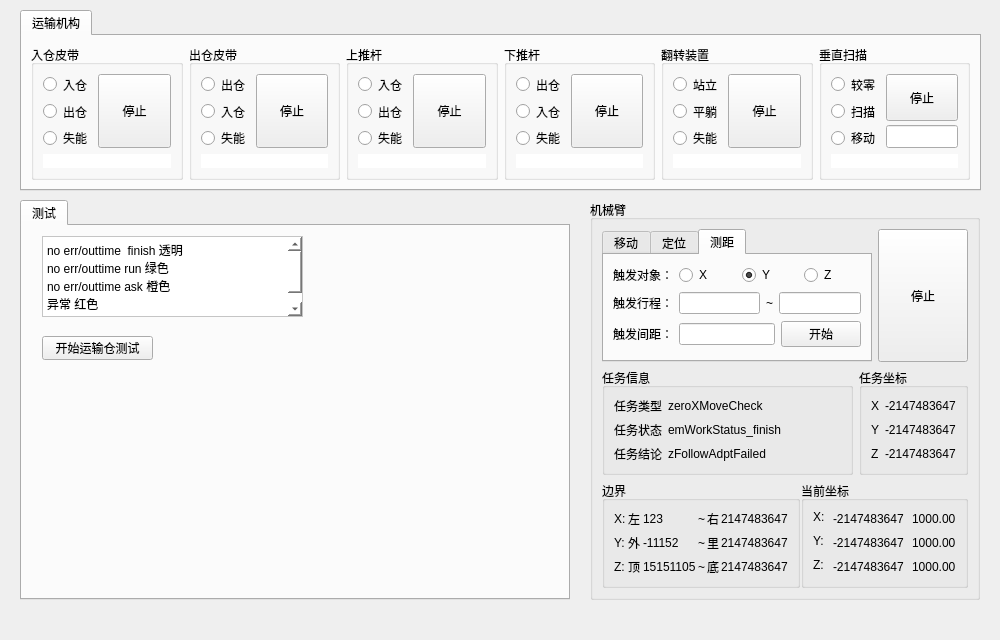
First picture: the form in form/formctrl.ui, repository KingChenFY/ZW_JiXieBiTool, before the edit.
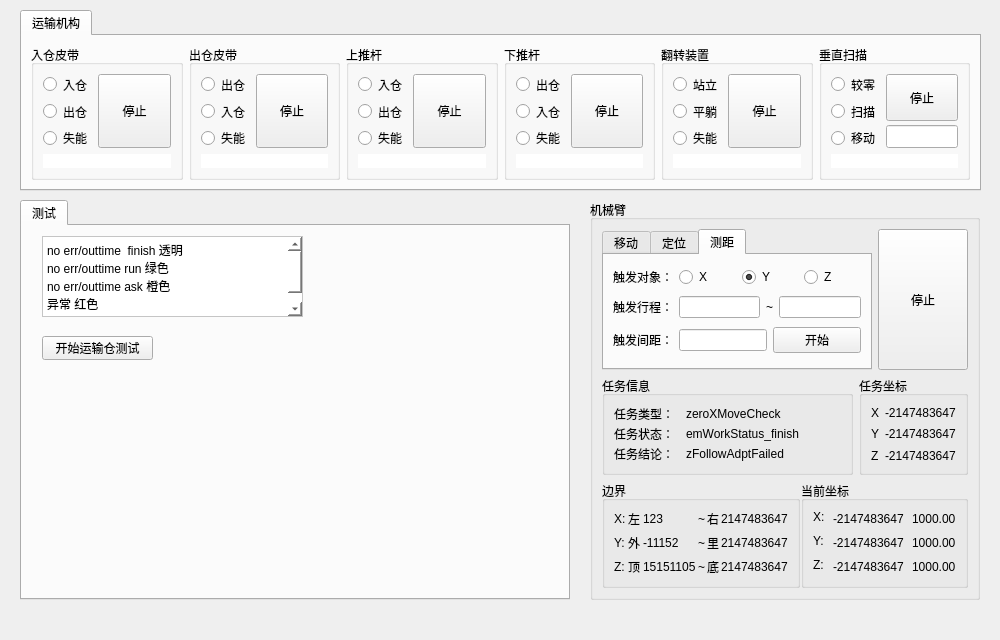
Second picture: the form after the edit. Custom widgets are drawn as their Qt base class.

Diff of the .ui file:
```diff
--- a/form/formctrl.ui
+++ b/form/formctrl.ui
@@ -538,7 +538,7 @@
            </layout>
           </item>
           <item>
-           <layout class="QHBoxLayout" name="horizontalLayout_10">
+           <layout class="QHBoxLayout" name="horizontalLayout_10" stretch="1,2,2">
             <item>
              <widget class="QLabel" name="label_6">
               <property name="text">
@@ -585,26 +585,32 @@
          <string>任务信息</string>
         </property>
         <layout class="QHBoxLayout" name="hlay_xyzTaskInfo" stretch="1,4">
+         <property name="spacing">
+          <number>12</number>
+         </property>
          <item>
           <layout class="QVBoxLayout" name="verticalLayout_12">
+           <property name="spacing">
+            <number>2</number>
+           </property>
            <item>
             <widget class="QLabel" name="label_32">
              <property name="text">
-              <string>任务类型</string>
+              <string>任务类型：</string>
              </property>
             </widget>
            </item>
            <item>
             <widget class="QLabel" name="label_34">
              <property name="text">
-              <string>任务状态</string>
+              <string>任务状态：</string>
              </property>
             </widget>
            </item>
            <item>
             <widget class="QLabel" name="label_35">
              <property name="text">
-              <string>任务结论</string>
+              <string>任务结论：</string>
              </property>
             </widget>
            </item>
@@ -612,6 +618,9 @@
          </item>
          <item>
           <layout class="QVBoxLayout" name="verticalLayout_13">
+           <property name="spacing">
+            <number>2</number>
+           </property>
            <item>
             <widget class="QLabel" name="lab_taskInfo_type">
              <property name="text">
```
